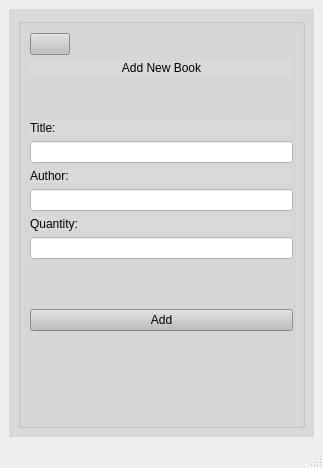
Old version of the form Library-system-2/mainwindow.ui in the repository bern023/Library-system.
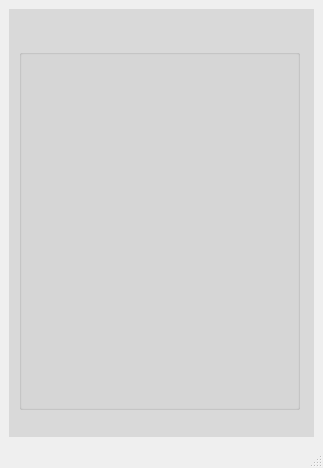
New version of the form. The open tabs and pages were chosen to show the change. Icons and pictures are not drawn.

What changed in the file:
```diff
--- a/Library-system-2/mainwindow.ui
+++ b/Library-system-2/mainwindow.ui
@@ -1645,6 +1645,21 @@
         </property>
        </widget>
       </widget>
+      <widget class="QWidget" name="page_11">
+       <widget class="QGroupBox" name="groupBox_11">
+        <property name="geometry">
+         <rect>
+          <x>10</x>
+          <y>40</y>
+          <width>281</width>
+          <height>361</height>
+         </rect>
+        </property>
+        <property name="title">
+         <string/>
+        </property>
+       </widget>
+      </widget>
      </widget>
     </item>
    </layout>
```
